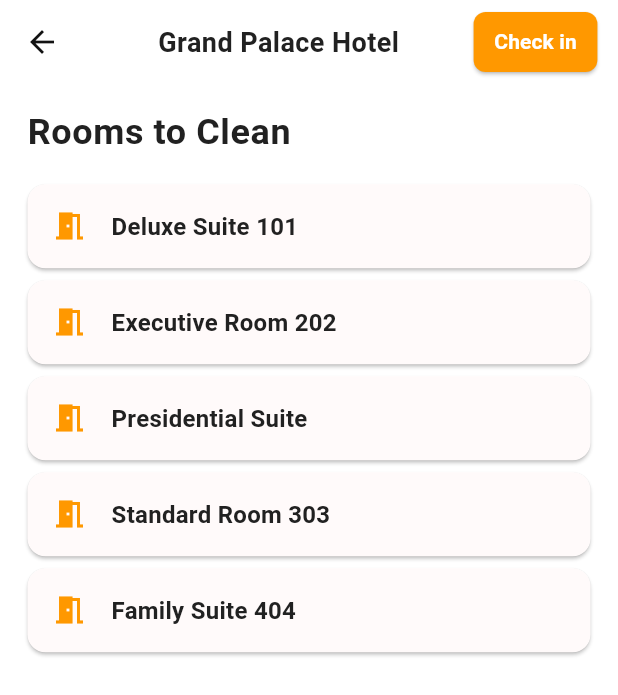
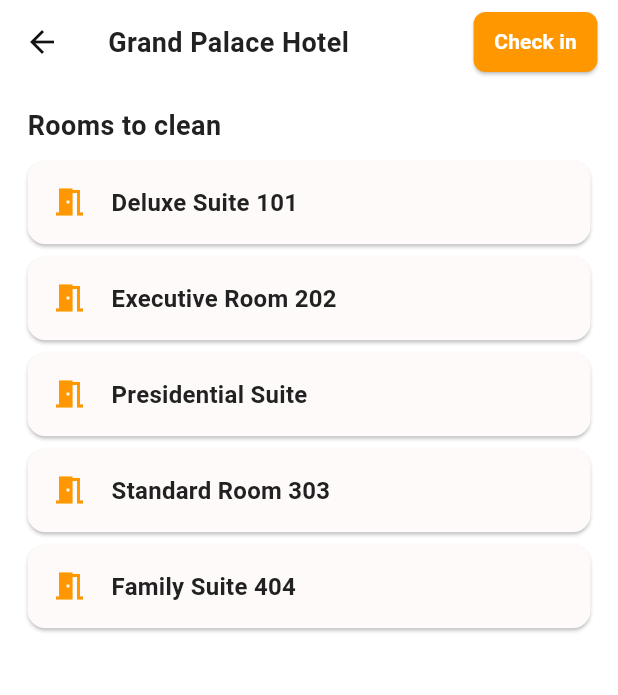
Before and after one commit to mZainFarooq/hkmoc, a Flutter app: the screen it shows after launch, after a tap on "Login & Start Work", after a tap on "Grand Palace Hotel", on a phone screen of 412 x 824 dp. Shown: the top 695 px of the screen. Run offline on Flutter 3.47's test engine with Material 3 defaults, Android fonts, the phone set to English and light mode, and no system bars; our stand-ins replace file_picker, flutter_screenutil, flutter_speed_dial, permission_handler, shared_preferences.

Commit message:
some changes

```diff
--- a/lib/features/screens/dashboard/dashboard_screen.dart
+++ b/lib/features/screens/dashboard/dashboard_screen.dart
@@ -1,5 +1,4 @@
 import 'package:flutter/material.dart';
-import 'package:flutter_app/core/constants/app_assets.dart';
 import 'package:flutter_app/core/constants/app_colors.dart';
 import 'package:flutter_app/core/constants/app_spacing.dart';
 import 'package:flutter_app/core/utils/custom_navigation.dart';
@@ -7,6 +6,7 @@ import 'package:flutter_app/features/screens/dashboard/hotel_rooms_checkin_scree
 import 'package:flutter_app/features/screens/dashboard/hotel_rooms_screen.dart';
 import 'package:flutter_app/features/widgets/custom_button.dart';
 import 'package:flutter_app/features/widgets/custom_text.dart';
+import 'package:flutter_app/features/widgets/greet_card.dart';
 import 'package:flutter_app/layout/main_layout.dart';
 import 'package:flutter_app/provider/language_provider.dart';
 import 'package:flutter_screenutil/flutter_screenutil.dart';
@@ -211,36 +211,8 @@ class _DashboardScreenState extends State<DashboardScreen> {
         child: Column(
           crossAxisAlignment: CrossAxisAlignment.start,
           children: [
-            Row(
-              children: [
-                const CircleAvatar(
-                  radius: 26,
-                  backgroundImage: AssetImage(avatarImage),
-                ),
-                const SizedBox(width: 14),
-                Column(
-                  crossAxisAlignment: CrossAxisAlignment.start,
-                  children: [
-                    CustomText(
-                      text:
-                          "${helper?.tr('dashboard_screen.greeting') ?? ''}, Muhammad Zain",
-
-                      size: CustomTextSize.lg,
-                      fontWeight: FontWeight.bold,
-                      color: CustomTextColor.text,
-                    ),
-                    const SizedBox(height: 4),
-                    CustomText(
-                      text: getFormattedDate(),
-                      size: CustomTextSize.sm,
-                      color: CustomTextColor.textSecondary,
-                    ),
-                  ],
-                ),
-              ],
-            ),
-
-            AppSpacing.vlg,
+            buildWaveCard(context),
+            AppSpacing.vmd,
             CustomText(
               text: helper?.tr('dashboard_screen.assigned_hotels') ?? '',
               size: CustomTextSize.md,
--- a/lib/features/screens/dashboard/hotel_rooms_screen.dart
+++ b/lib/features/screens/dashboard/hotel_rooms_screen.dart
@@ -3,7 +3,9 @@ import 'package:flutter_app/core/constants/app_colors.dart';
 import 'package:flutter_app/core/constants/app_spacing.dart';
 import 'package:flutter_app/features/widgets/custom_text.dart';
 import 'package:flutter_app/layout/main_layout.dart';
+import 'package:flutter_app/provider/language_provider.dart';
 import 'package:flutter_screenutil/flutter_screenutil.dart';
+import 'package:provider/provider.dart';
 import 'dart:convert';
 import 'package:shared_preferences/shared_preferences.dart';
 
@@ -54,6 +56,8 @@ class _HotelRoomsScreenState extends State<HotelRoomsScreen> {
   Widget build(BuildContext context) {
     final isDark = Theme.of(context).brightness == Brightness.dark;
     final primary = isDark ? AppColors.darkPrimary : AppColors.lightPrimary;
+    final languageProvider = Provider.of<LanguageProvider>(context);
+    final helper = languageProvider.helper;
 
     return MainLayout(
       title: widget.hotelName,
@@ -76,12 +80,13 @@ class _HotelRoomsScreenState extends State<HotelRoomsScreen> {
                   crossAxisAlignment: CrossAxisAlignment.start,
                   children: [
                     CustomText(
-                      text: "Rooms to Clean",
-                      size: CustomTextSize.xl,
+                      text:
+                          helper?.tr('hotel_room_screen.rooms_to_clean') ?? '',
+                      size: CustomTextSize.lg,
                       fontWeight: FontWeight.bold,
                       color: CustomTextColor.text,
                     ),
-                    AppSpacing.vmd,
+                    AppSpacing.vsm,
                     Expanded(
                       child: ListView.builder(
                         itemCount: hotel!["rooms"].length,
--- a/lib/features/widgets/custom_app_bar.dart
+++ b/lib/features/widgets/custom_app_bar.dart
@@ -135,7 +135,7 @@ class CustomAppBar extends StatelessWidget implements PreferredSizeWidget {
               size: CustomTextSize.lg,
               fontWeight: FontWeight.w600,
               color: CustomTextColor.text,
-              textAlign: TextAlign.center,
+              textAlign: TextAlign.left,
               maxLines: 1,
               overflow: TextOverflow.ellipsis,
             ),
--- /dev/null
+++ b/lib/features/widgets/greet_card.dart
@@ -0,0 +1,128 @@
+import 'package:flutter/material.dart';
+import 'package:flutter_app/core/constants/app_assets.dart';
+import 'package:flutter_app/core/constants/app_spacing.dart';
+import 'package:flutter_app/features/widgets/custom_text.dart';
+import 'package:flutter_app/provider/language_provider.dart';
+import 'package:flutter_screenutil/flutter_screenutil.dart';
+import 'package:intl/intl.dart';
+import 'package:provider/provider.dart';
+
+Widget buildWaveCard(context) {
+  final languageProvider = Provider.of<LanguageProvider>(context);
+  final helper = languageProvider.helper;
+
+  String getFormattedDate() {
+    return DateFormat('EEEE, MMM d, yyyy').format(DateTime.now());
+  }
+
+  return Container(
+    width: double.infinity,
+    height: 180.h,
+    decoration: BoxDecoration(
+      borderRadius: BorderRadius.circular(12.r),
+      gradient: const LinearGradient(
+        colors: [
+          Color.fromARGB(255, 235, 90, 0),
+          Color(0xFFFD7F2C),
+          Color(0xFFFD9346),
+        ],
+
+        begin: Alignment.topLeft,
+        end: Alignment.bottomRight,
+      ),
+    ),
+    child: Stack(
+      children: [
+        ClipPath(
+          clipper: WaveClipper(),
+          child: Container(
+            decoration: BoxDecoration(
+              borderRadius: BorderRadius.circular(12.r),
+              gradient: LinearGradient(
+                colors: [
+                  Colors.white.withValues(alpha: 0.3),
+                  Colors.white.withValues(alpha: 0.05),
+                ],
+                begin: Alignment.topCenter,
+                end: Alignment.bottomCenter,
+              ),
+            ),
+          ),
+        ),
+        Padding(
+          padding: EdgeInsets.symmetric(
+            vertical: AppSpacing.md.w,
+            horizontal: AppSpacing.md.h,
+          ),
+          child: Column(
+            crossAxisAlignment: CrossAxisAlignment.start,
+            children: [
+              Row(
+                children: [
+                  const CircleAvatar(
+                    radius: 24,
+                    backgroundImage: AssetImage(avatarImage),
+                  ),
+                  AppSpacing.hsm,
+                  Column(
+                    crossAxisAlignment: CrossAxisAlignment.start,
+                    children: [
+                      CustomText(
+                        text:
+                            "${helper?.tr('dashboard_screen.greeting') ?? ''}, Muhammad Zain",
+                        size: CustomTextSize.lg,
+                        fontWeight: FontWeight.w600,
+                        color: CustomTextColor.alwaysWhite,
+                      ),
+                      // AppSpacing.vxs,
+                      CustomText(
+                        text: getFormattedDate(),
+                        size: CustomTextSize.sm,
+                        fontWeight: FontWeight.normal,
+                        color: CustomTextColor.alwaysWhite,
+                      ),
+                    ],
+                  ),
+                ],
+              ),
+            ],
+          ),
+        ),
+      ],
+    ),
+  );
+}
+
+// 👇 Same WaveClipper
+class WaveClipper extends CustomClipper<Path> {
+  @override
+  Path getClip(Size size) {
+    var path = Path();
+    path.lineTo(0, size.height - 30);
+
+    var firstControlPoint = Offset(size.width / 4, size.height);
+    var firstEndPoint = Offset(size.width / 2, size.height - 30);
+    path.quadraticBezierTo(
+      firstControlPoint.dx,
+      firstControlPoint.dy,
+      firstEndPoint.dx,
+      firstEndPoint.dy,
+    );
+
+    var secondControlPoint = Offset(3 * size.width / 4, size.height - 90);
+    var secondEndPoint = Offset(size.width, size.height - 30);
+    path.quadraticBezierTo(
+      secondControlPoint.dx,
+      secondControlPoint.dy,
+      secondEndPoint.dx,
+      secondEndPoint.dy,
+    );
+
+    path.lineTo(size.width, 0);
+    path.close();
+    return path;
+  }
+
+  @override
+  bool shouldReclip(CustomClipper<Path> oldClipper) => false;
+}
```
Also changed, not shown: lib/features/screens/dashboard/hotel_rooms_checkin_screen.dart (+11 -5 lines), lib/features/screens/profile/profile_screen.dart (+8 -5 lines), lib/features/screens/salary/salary_screen.dart (+29 -8 lines), lib/l10n/de.json (+21 -0 lines), lib/l10n/en.json (+21 -0 lines).
